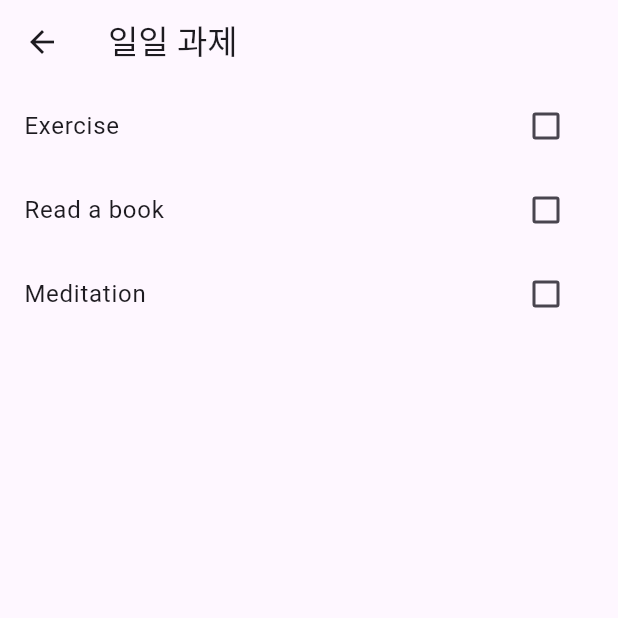
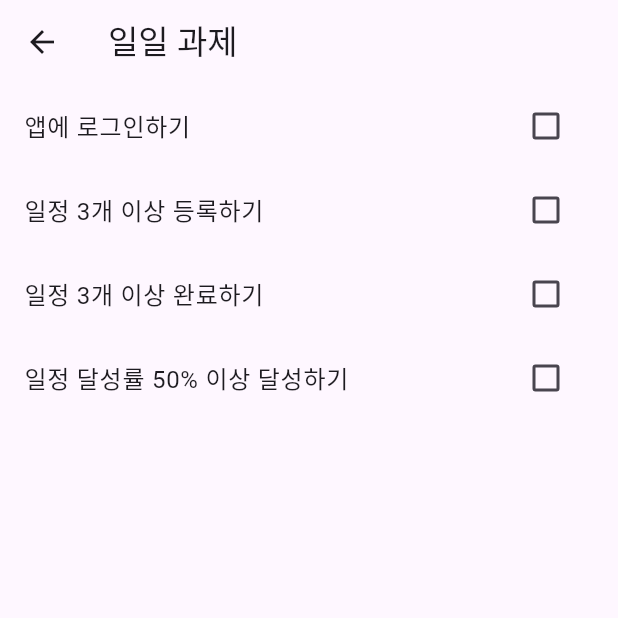
Before and after one commit to Six-Tail/1-4Capstone, a Flutter app: the screen it shows once a user with an empty profile is signed in, item 3 of the bottom bar chosen, after a tap on "일일과제", on a phone screen of 412 x 824 dp, the top half of it. Run offline on Flutter 3.47's test engine with Material 3 defaults, Android fonts, the phone set to English and light mode, and no system bars; our stand-ins replace cloud_firestore, curved_navigation_bar, firebase_auth, firebase_core, firebase_storage, flutter_svg and 6 more; missing offline and left inert: flutter_naver_login, kakao_flutter_sdk_user, uni_links2; accounts and stored records are empty; network calls fail.

Commit message:
[2024-11-01] 레벨 및 경험치 단위 수정 (완)

```diff
--- a/lib/rank/DailyTaskScreen.dart
+++ b/lib/rank/DailyTaskScreen.dart
@@ -4,6 +4,8 @@ import 'package:flutter/material.dart';
 import '../service/User_Service.dart';
 
 class DailyTasksPage extends StatefulWidget {
+  const DailyTasksPage({super.key});
+
   @override
   _DailyTasksPageState createState() => _DailyTasksPageState();
 }
@@ -13,9 +15,10 @@ class _DailyTasksPageState extends State<DailyTasksPage> {
   final User? currentUser = FirebaseAuth.instance.currentUser;
 
   List<Task> dailyTasks = [
-    Task(name: 'Exercise', isCompleted: false, xp: 50),
-    Task(name: 'Read a book', isCompleted: false, xp: 30),
-    Task(name: 'Meditation', isCompleted: false, xp: 20),
+    Task(name: '앱에 로그인하기', isCompleted: false, xp: 10),
+    Task(name: '일정 3개 이상 등록하기', isCompleted: false, xp: 40),
+    Task(name: '일정 3개 이상 완료하기', isCompleted: false, xp: 40),
+    Task(name: '일정 달성률 50% 이상 달성하기', isCompleted: false, xp: 500),
   ];
 
   void completeTask(int index) async {
@@ -40,7 +43,7 @@ class _DailyTasksPageState extends State<DailyTasksPage> {
         if (currentExp >= maxExp) {
           level += 1;
           currentExp -= maxExp; // 초과 경험치는 다음 레벨로 이월
-          maxExp = (maxExp * 1.2).round(); // 다음 레벨업에 필요한 경험치 증가 (20% 증가)
+          maxExp = (maxExp * 1.05).round(); // 다음 레벨업에 필요한 경험치 증가 (20% 증가)
         }
 
         // Firestore에 사용자 정보 업데이트
--- a/lib/rank/RankMore.dart
+++ b/lib/rank/RankMore.dart
@@ -20,19 +20,28 @@ class RankMore extends StatefulWidget {
 class _RankMoreState extends State<RankMore> {
   int currentExp = 0;
   int level = 1;
-  int maxExp = 10;
+  int maxExp = 50;
   final UserService userService = UserService();
+  Color levelTextColor = Colors.black; // 초기 색상은 검정색으로 설정
+
+  // 레벨에 따른 색상 배열 (1~9레벨은 연한 파랑, 10레벨부터 다른 색상 사용)
+  final List<Color> levelColors = [
+    Colors.lightBlueAccent,  // 1~9 레벨
+    Colors.deepPurpleAccent,  // 10~19 레벨
+    Colors.amberAccent,       // 20~29 레벨
+    Colors.redAccent,         // 30~39 레벨
+    Colors.pinkAccent,        // 40~49 레벨
+    Colors.cyanAccent,        // 50~59 레벨
+    Colors.yellowAccent,      // 60~69 레벨
+    Colors.lightGreenAccent,  // 70~79 레벨
+    Colors.deepOrange,        // 80~89 레벨
+    Colors.purpleAccent,      // 90~99 레벨
+  ];
 
   @override
   void initState() {
     super.initState();
     _loadUserInfo();
-  }
-
-  @override
-  void didChangeDependencies() {
-    super.didChangeDependencies();
-    _loadUserInfo(); // 페이지로 돌아올 때마다 사용자 정보 갱신
   }
 
   Future<void> _loadUserInfo() async {
@@ -45,17 +54,32 @@ class _RankMoreState extends State<RankMore> {
           currentExp = userInfo['currentExp'] ?? 0;
           maxExp = userInfo['maxExp'] ?? 10;
         });
+
+        _setLevelTextColor(); // 색상 설정
+        _updateLevel(); // 레벨 업데이트 체크
       }
     }
   }
 
   void _updateLevel() {
-    while (currentExp >= maxExp) {
-      level += 1;
-      currentExp -= maxExp;
-      maxExp = (maxExp * 1.2).round();
+    final updatedData = userService.updateLevel(currentExp, level, maxExp);
+    setState(() {
+      level = updatedData['level']!;
+      currentExp = updatedData['currentExp']!;
+      maxExp = updatedData['maxExp']!;
+      _setLevelTextColor(); // 레벨 텍스트 색상 설정
+    });
+    _saveUserLevelAndExp();
+  }
+
+  void _setLevelTextColor() {
+    if (level < 10) {
+      levelTextColor = Colors.black; // 1~9레벨은 검정색
+    } else {
+      // 색상 배열을 반복해서 사용
+      int colorIndex = (level ~/ 10 - 1) % levelColors.length; // 색상 배열 길이로 나눈 나머지 사용
+      levelTextColor = levelColors[colorIndex]; // 색상 설정
     }
-    _saveUserLevelAndExp();
   }
 
   Future<void> _saveUserLevelAndExp() async {
@@ -87,6 +111,15 @@ class _RankMoreState extends State<RankMore> {
     final user = FirebaseAuth.instance.currentUser;
     return user?.displayName ?? '사용자';
   }
+
+  // 경험치량 포맷팅 함수 추가
+  String _formatExperience(int exp) {
+    if (exp < 1000000) return exp.toString(); // 1000 미만은 그대로 출력
+    if (exp < 1000000000) return '${(exp / 10000).toStringAsFixed(1)}만'; // 1,000,000 이상, 1,000,000,000 미만은 '백만'으로 표시
+    if (exp < 1000000000000) return '${(exp / 100000000).toStringAsFixed(1)}억'; // 1,000,000,000 이상, 1,000,000,000,000 미만은 '십억'으로 표시
+    return '${(exp / 1000000000000).toStringAsFixed(1)}조'; // 1,000,000,000,000 이상은 '조'로 표시
+  }
+
 
   @override
   Widget build(BuildContext context) {
@@ -147,6 +180,7 @@ class _RankMoreState extends State<RankMore> {
                           style: TextStyle(
                             fontSize: screenHeight * 0.03,
                             fontWeight: FontWeight.bold,
+                            color: levelTextColor, // 레벨 텍스트 색상 적용
                           ),
                         ),
                         SizedBox(width: screenWidth * 0.02),
@@ -185,7 +219,7 @@ class _RankMoreState extends State<RankMore> {
                     ),
                     SizedBox(height: screenHeight * 0.01),
                     Text(
-                      '$currentExp/$maxExp',
+                      '${_formatExperience(currentExp)}/${_formatExperience(maxExp)}', // 포맷팅된 경험치 표시
                       style: TextStyle(
                         fontSize: screenHeight * 0.02,
                         color: Colors.grey[600],
@@ -208,7 +242,7 @@ class _RankMoreState extends State<RankMore> {
                     onPressed: () {
                       Navigator.push(
                         context,
-                        MaterialPageRoute(builder: (context) => DailyTasksPage()),
+                        MaterialPageRoute(builder: (context) => const DailyTasksPage()),
                       ).then((_) => _loadUserInfo()); // 돌아오면 정보 갱신
                     },
                     icon: Icons.assignment,
--- a/lib/rank/RankingScreen.dart
+++ b/lib/rank/RankingScreen.dart
@@ -141,12 +141,13 @@ class RankingPage extends StatelessWidget {
                               ),
                             ),
                             Text("레벨: ${topThreeUsers[2].level}"),
-                            Text("경험치: ${topThreeUsers[2].currentExp}"),
+                            Text("경험치: ${_formatExperience(topThreeUsers[2].currentExp)}"), // 수정된 부분
                           ],
                         ),
                       ),
                     ],
-                    // 2등 (왼쪽, 중간 높이)
+
+// 2등 (왼쪽, 중간 높이)
                     if (topThreeUsers.length > 1) ...[
                       Positioned(
                         bottom: 20,
@@ -169,12 +170,13 @@ class RankingPage extends StatelessWidget {
                               ),
                             ),
                             Text("레벨: ${topThreeUsers[1].level}"),
-                            Text("경험치: ${topThreeUsers[1].currentExp}"),
+                            Text("경험치: ${_formatExperience(topThreeUsers[1].currentExp)}"), // 수정된 부분
                           ],
                         ),
                       ),
                     ],
-                    // 1등 (가운데, 가장 높은 위치)
+
+// 1등 (가운데, 가장 높은 위치)
                     if (topThreeUsers.isNotEmpty) ...[
                       Positioned(
                         bottom: 40,
@@ -196,7 +198,7 @@ class RankingPage extends StatelessWidget {
                               ),
                             ),
                             Text("레벨: ${topThreeUsers[0].level}"),
-                            Text("경험치: ${topThreeUsers[0].currentExp}"),
+                            Text("경험치: ${_formatExperience(topThreeUsers[0].currentExp)}"), // 수정된 부분
                           ],
                         ),
                       ),
@@ -262,3 +264,11 @@ class RankingPage extends StatelessWidget {
     );
   }
 }
+
+// 경험치량 포맷팅 함수 추가
+String _formatExperience(int exp) {
+  if (exp < 1000000) return exp.toString(); // 1000 미만은 그대로 출력
+  if (exp < 1000000000) return '${(exp / 10000).toStringAsFixed(1)}만'; // 1,000,000 이상, 1,000,000,000 미만은 '백만'으로 표시
+  if (exp < 1000000000000) return '${(exp / 100000000).toStringAsFixed(1)}억'; // 1,000,000,000 이상, 1,000,000,000,000 미만은 '십억'으로 표시
+  return '${(exp / 1000000000000).toStringAsFixed(1)}조'; // 1,000,000,000,000 이상은 '조'로 표시
+}
--- a/lib/service/User_Service.dart
+++ b/lib/service/User_Service.dart
@@ -1,37 +1,31 @@
-import 'package:firebase_auth/firebase_auth.dart'; // Firebase Auth에서 User 가져오기
+import 'dart:math';
+import 'package:firebase_auth/firebase_auth.dart';
 import 'package:cloud_firestore/cloud_firestore.dart';
 import 'package:flutter/foundation.dart';
-import '../rank/RankingScreen.dart'; // 사용자 정의 User 모델 임포트
+import '../rank/RankingScreen.dart';
 
 class UserService {
   final FirebaseFirestore _firestore = FirebaseFirestore.instance;
-  final String defaultProfileImageUrl = 'https://drive.google.com/file/d/18KGbC7T_zNG-k2bWodK5cmUcRQ9b8xDE/'; // 기본 이미지 URL
+  final String defaultProfileImageUrl = 'https://drive.google.com/file/d/18KGbC7T_zNG-k2bWodK5cmUcRQ9b8xDE/';
 
-  // Firestore에 사용자 정보를 저장하는 함수
+  // 새로운 사용자를 Firestore에 저장하는 함수
   Future<void> saveUserIfNew(User firebaseUser) async {
     final userDoc = _firestore.collection('users').doc(firebaseUser.uid);
-
-    // 이미 사용자 정보가 저장되어 있는지 확인
     if (!(await userDoc.get()).exists) {
       await userDoc.set({
         'userName': firebaseUser.displayName ?? 'Unknown',
         'userImage': firebaseUser.photoURL ?? defaultProfileImageUrl,
-        // 기본 프로필 사진 사용
         'email': firebaseUser.email,
         'createdAt': FieldValue.serverTimestamp(),
         'level': 1,
-        // 초기 레벨
         'currentExp': 0,
-        // 초기 경험치
         'maxExp': 10,
-        // 초기 최대 경험치
       });
     }
   }
 
-  // 사용자 정보를 업데이트하는 함수
-  Future<void> updateUserLevelAndExp(String uid, int level, int currentExp,
-      int maxExp) async {
+  // 사용자 경험치와 레벨을 업데이트하는 함수
+  Future<void> updateUserLevelAndExp(String uid, int level, int currentExp, int maxExp) async {
     final userDoc = _firestore.collection('users').doc(uid);
     await userDoc.update({
       'level': level,
@@ -40,26 +34,34 @@ class UserService {
     });
   }
 
-  // Firestore에서 사용자 정보를 불러오는 함수
+  // 사용자 정보를 불러오는 함수
   Future<Map<String, dynamic>?> getUserInfo(String uid) async {
     try {
-      DocumentSnapshot userDoc = await _firestore.collection('users')
-          .doc(uid)
-          .get();
+      DocumentSnapshot userDoc = await _firestore.collection('users').doc(uid).get();
       if (userDoc.exists) {
-        return userDoc.data() as Map<String, dynamic>?; // 사용자 문서가 존재할 경우 데이터 반환
+        return userDoc.data() as Map<String, dynamic>?;
       } else {
-        return null; // 문서가 존재하지 않으면 null 반환
+        return null;
       }
     } catch (e) {
       if (kDebugMode) {
         print("Error fetching user info: $e");
       }
-      return null; // 오류 발생 시 null 반환
+      return null;
     }
   }
 
-  // 사용자 정보를 가져오는 함수
+  // 사용자 레벨을 업데이트하는 유틸리티 함수
+  Map<String, int> updateLevel(int currentExp, int level, int maxExp) {
+    while (currentExp >= maxExp) {
+      level += 1;
+      currentExp -= maxExp;
+      maxExp = (100 * pow(1.05, level - 1)).round(); // 다음 레벨 경험치 증가
+    }
+    return {'level': level, 'currentExp': currentExp, 'maxExp': maxExp};
+  }
+
+  // 모든 사용자 목록을 가져와 정렬 및 랭크 할당
   Future<List<AppUser>> getAllUsers() async {
     List<AppUser> userList = [];
     try {
@@ -70,33 +72,26 @@ class UserService {
           name: data['userName'] ?? 'Unknown',
           level: data['level'] ?? 1,
           currentExp: data['currentExp'] ?? 0,
-          // 현재 경험치 추가
           rank: 0,
-          // 초기 rank를 0으로 설정
-          profileImageUrl: data['userImage'] ??
-              defaultProfileImageUrl, // 프로필 이미지 URL 추가
+          profileImageUrl: data['userImage'] ?? defaultProfileImageUrl,
         ));
       }
 
-      // 사용자 데이터를 레벨과 경험치에 따라 내림차순으로 정렬
+      // 사용자 목록을 레벨과 경험치로 정렬
       userList.sort((a, b) {
-        // 레벨 비교
         int levelComparison = b.level.compareTo(a.level);
-        if (levelComparison != 0) return levelComparison;
-
-        // 레벨이 같으면 경험치 비교
-        return b.currentExp.compareTo(a.currentExp);
+        return levelComparison != 0 ? levelComparison : b.currentExp.compareTo(a.currentExp);
       });
 
       // 랭크 할당
       for (int i = 0; i < userList.length; i++) {
-        userList[i] = userList[i].copyWith(rank: i + 1); // i + 1로 랭크 설정
+        userList[i] = userList[i].copyWith(rank: i + 1);
       }
     } catch (e) {
       if (kDebugMode) {
         print("Error fetching users: $e");
       }
     }
-    return userList; // 사용자 목록 반환
+    return userList;
   }
 }
```
